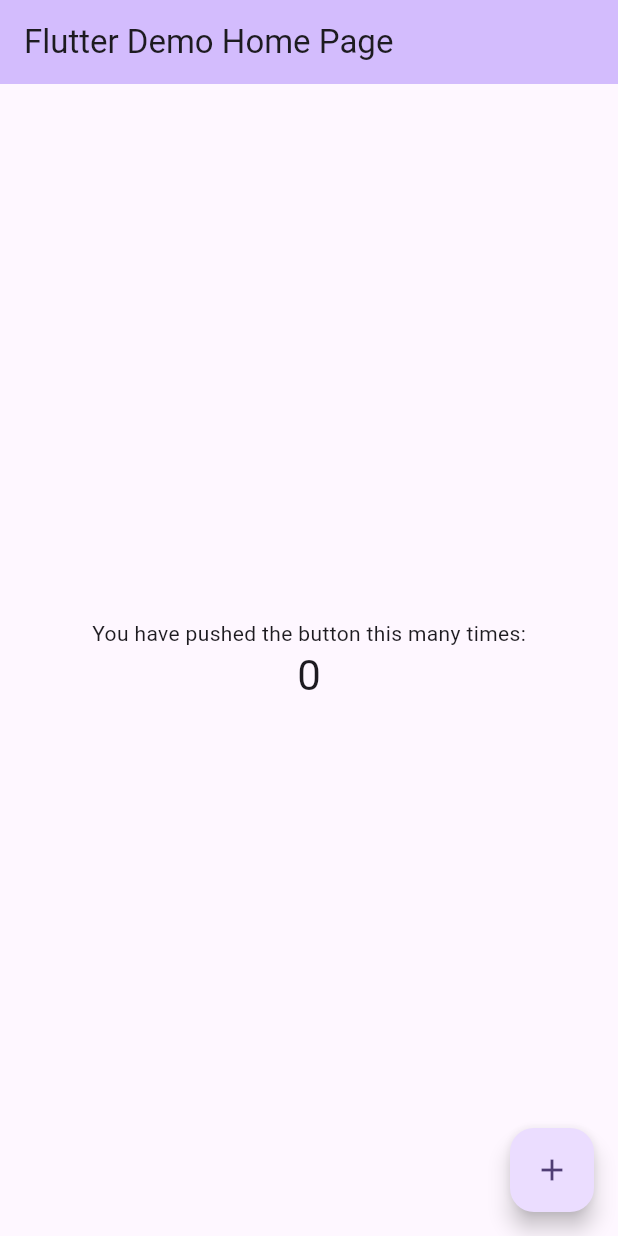
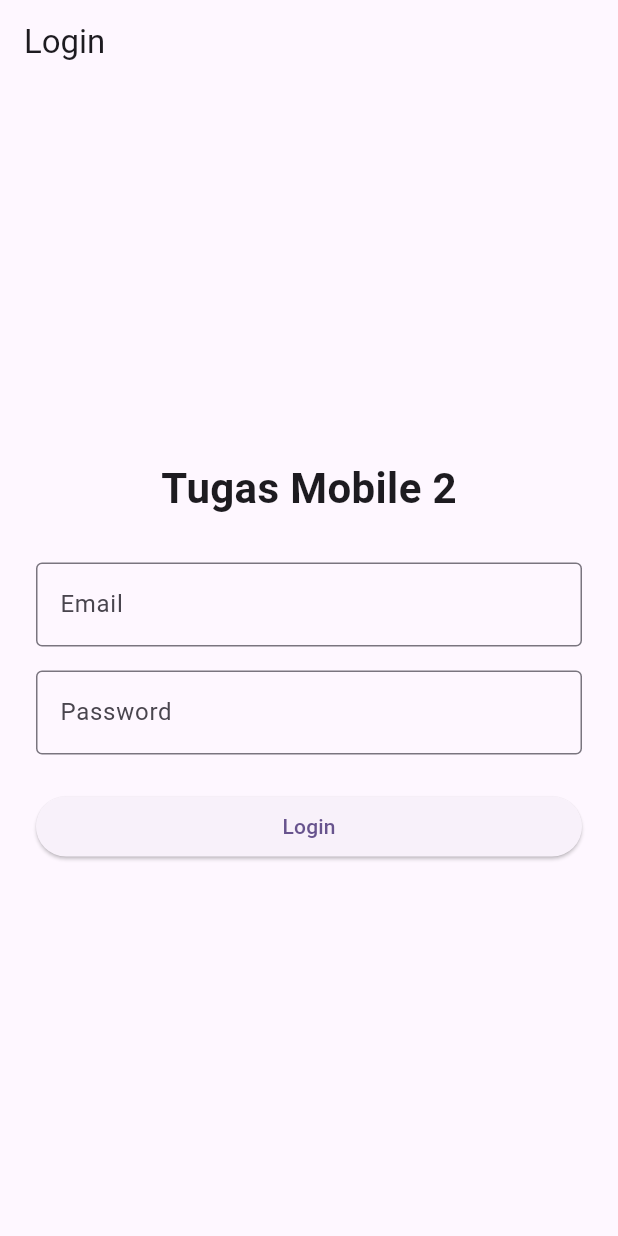
Before and after one commit to Bintang-Dirgantoro/Mobile-tugas-2-, a Flutter app: the screen it shows after launch, on a phone screen of 412 x 824 dp. Run offline on Flutter 3.47's test engine with Material 3 defaults, Android fonts, the phone set to English and light mode, and no system bars; our stand-ins replace firebase_auth, firebase_core; accounts and stored records are empty.

Commit message:
add: login_page, auth logic, and edit main_dart

```diff
--- a/lib/main.dart
+++ b/lib/main.dart
@@ -1,122 +1,27 @@
+import 'package:firebase_core/firebase_core.dart';
 import 'package:flutter/material.dart';
 
-void main() {
+import 'firebase_options.dart';
+import 'pages/login_page.dart';
+
+Future<void> main() async {
+  WidgetsFlutterBinding.ensureInitialized();
+
+  await Firebase.initializeApp(options: DefaultFirebaseOptions.currentPlatform);
+
   runApp(const MyApp());
 }
 
 class MyApp extends StatelessWidget {
   const MyApp({super.key});
 
-  // This widget is the root of your application.
   @override
   Widget build(BuildContext context) {
     return MaterialApp(
-      title: 'Flutter Demo',
-      theme: ThemeData(
-        // This is the theme of your application.
-        //
-        // TRY THIS: Try running your application with "flutter run". You'll see
-        // the application has a purple toolbar. Then, without quitting the app,
-        // try changing the seedColor in the colorScheme below to Colors.green
-        // and then invoke "hot reload" (save your changes or press the "hot
-        // reload" button in a Flutter-supported IDE, or press "r" if you used
-        // the command line to start the app).
-        //
-        // Notice that the counter didn't reset back to zero; the application
-        // state is not lost during the reload. To reset the state, use hot
-        // restart instead.
-        //
-        // This works for code too, not just values: Most code changes can be
-        // tested with just a hot reload.
-        colorScheme: .fromSeed(seedColor: Colors.deepPurple),
-      ),
-      home: const MyHomePage(title: 'Flutter Demo Home Page'),
+      debugShowCheckedModeBanner: false,
+      title: 'Tugas Mobile 2',
+      theme: ThemeData(colorScheme: .fromSeed(seedColor: Colors.deepPurple)),
+      home: const LoginPage(),
     );
   }
 }
-
-class MyHomePage extends StatefulWidget {
-  const MyHomePage({super.key, required this.title});
-
-  // This widget is the home page of your application. It is stateful, meaning
-  // that it has a State object (defined below) that contains fields that affect
-  // how it looks.
-
-  // This class is the configuration for the state. It holds the values (in this
-  // case the title) provided by the parent (in this case the App widget) and
-  // used by the build method of the State. Fields in a Widget subclass are
-  // always marked "final".
-
-  final String title;
-
-  @override
-  State<MyHomePage> createState() => _MyHomePageState();
-}
-
-class _MyHomePageState extends State<MyHomePage> {
-  int _counter = 0;
-
-  void _incrementCounter() {
-    setState(() {
-      // This call to setState tells the Flutter framework that something has
-      // changed in this State, which causes it to rerun the build method below
-      // so that the display can reflect the updated values. If we changed
-      // _counter without calling setState(), then the build method would not be
-      // called again, and so nothing would appear to happen.
-      _counter++;
-    });
-  }
-
-  @override
-  Widget build(BuildContext context) {
-    // This method is rerun every time setState is called, for instance as done
-    // by the _incrementCounter method above.
-    //
-    // The Flutter framework has been optimized to make rerunning build methods
-    // fast, so that you can just rebuild anything that needs updating rather
-    // than having to individually change instances of widgets.
-    return Scaffold(
-      appBar: AppBar(
-        // TRY THIS: Try changing the color here to a specific color (to
-        // Colors.amber, perhaps?) and trigger a hot reload to see the AppBar
-        // change color while the other colors stay the same.
-        backgroundColor: Theme.of(context).colorScheme.inversePrimary,
-        // Here we take the value from the MyHomePage object that was created by
-        // the App.build method, and use it to set our appbar title.
-        title: Text(widget.title),
-      ),
-      body: Center(
-        // Center is a layout widget. It takes a single child and positions it
-        // in the middle of the parent.
-        child: Column(
-          // Column is also a layout widget. It takes a list of children and
-          // arranges them vertically. By default, it sizes itself to fit its
-          // children horizontally, and tries to be as tall as its parent.
-          //
-          // Column has various properties to control how it sizes itself and
-          // how it positions its children. Here we use mainAxisAlignment to
-          // center the children vertically; the main axis here is the vertical
-          // axis because Columns are vertical (the cross axis would be
-          // horizontal).
-          //
-          // TRY THIS: Invoke "debug painting" (choose the "Toggle Debug Paint"
-          // action in the IDE, or press "p" in the console), to see the
-          // wireframe for each widget.
-          mainAxisAlignment: .center,
-          children: [
-            const Text('You have pushed the button this many times:'),
-            Text(
-              '$_counter',
-              style: Theme.of(context).textTheme.headlineMedium,
-            ),
-          ],
-        ),
-      ),
-      floatingActionButton: FloatingActionButton(
-        onPressed: _incrementCounter,
-        tooltip: 'Increment',
-        child: const Icon(Icons.add),
-      ),
-    );
-  }
-}
--- /dev/null
+++ b/lib/pages/login_page.dart
@@ -0,0 +1,115 @@
+import 'package:flutter/material.dart';
+
+import '../services/auth_services.dart';
+
+import 'package:firebase_auth/firebase_auth.dart';
+
+class LoginPage extends StatefulWidget {
+  const LoginPage({super.key});
+
+  @override
+  State<LoginPage> createState() => _LoginPageState();
+}
+
+class _LoginPageState extends State<LoginPage> {
+  final TextEditingController emailController = TextEditingController();
+  final TextEditingController passwordController = TextEditingController();
+
+  final AuthService _authService = AuthService();
+
+  @override
+  void dispose() {
+    emailController.dispose();
+    passwordController.dispose();
+    super.dispose();
+  }
+
+  @override
+  Widget build(BuildContext context) {
+    return Scaffold(
+      appBar: AppBar(title: const Text('Login')),
+
+      body: Padding(
+        padding: const EdgeInsets.all(24),
+        child: Column(
+          mainAxisAlignment: MainAxisAlignment.center,
+          children: [
+            const Text(
+              'Tugas Mobile 2',
+              style: TextStyle(fontSize: 28, fontWeight: FontWeight.bold),
+            ),
+
+            const SizedBox(height: 30),
+
+            TextField(
+              controller: emailController,
+              decoration: const InputDecoration(
+                labelText: 'Email',
+                border: OutlineInputBorder(),
+              ),
+            ),
+
+            const SizedBox(height: 16),
+
+            TextField(
+              controller: passwordController,
+              obscureText: true,
+              decoration: const InputDecoration(
+                labelText: 'Password',
+                border: OutlineInputBorder(),
+              ),
+            ),
+
+            const SizedBox(height: 24),
+
+            SizedBox(
+              width: double.infinity,
+              child: ElevatedButton(
+                onPressed: () async {
+                  final email = emailController.text.trim();
+                  final password = passwordController.text;
+
+                  if (email.isEmpty || password.isEmpty) {
+                    ScaffoldMessenger.of(context).showSnackBar(
+                      const SnackBar(
+                        content: Text('Email dan password wajib diisi'),
+                      ),
+                    );
+                    return;
+                  }
+
+                  final messenger = ScaffoldMessenger.of(context);
+
+                  try {
+                    await _authService.login(email, password);
+
+                    if (!mounted) return;
+
+                    messenger.showSnackBar(
+                      const SnackBar(content: Text('Login berhasil')),
+                    );
+                  } on FirebaseAuthException catch (e) {
+                    String message = 'Login gagal';
+
+                    if (e.code == 'invalid-credential') {
+                      message = 'Email atau password salah';
+                    } else if (e.code == 'invalid-email') {
+                      message = 'Format email tidak valid';
+                    } else if (e.code == 'user-disabled') {
+                      message = 'Akun ini telah dinonaktifkan';
+                    }
+
+                    if (!mounted) return;
+
+                    messenger.showSnackBar(SnackBar(content: Text(message)));
+                  }
+                },
+                child: const Text('Login'),
+              ),
+            ),
+          ],
+        ),
+      ),
+    );
+  }
+}
--- /dev/null
+++ b/lib/services/auth_services.dart
@@ -0,0 +1,21 @@
+import 'package:firebase_auth/firebase_auth.dart';
+
+class AuthService {
+
+final FirebaseAuth _firebaseAuth = FirebaseAuth.instance;
+Future <UserCredential> login (
+  String email, String password,
+) async {
+  return await _firebaseAuth.signInWithEmailAndPassword(email: email, password: password);
+}
+
+Future<void> logout() async {
+  await _firebaseAuth.signOut();
+}
+
+User? get currentUser {
+  return _firebaseAuth.currentUser;
+}
+
+
+}
```
